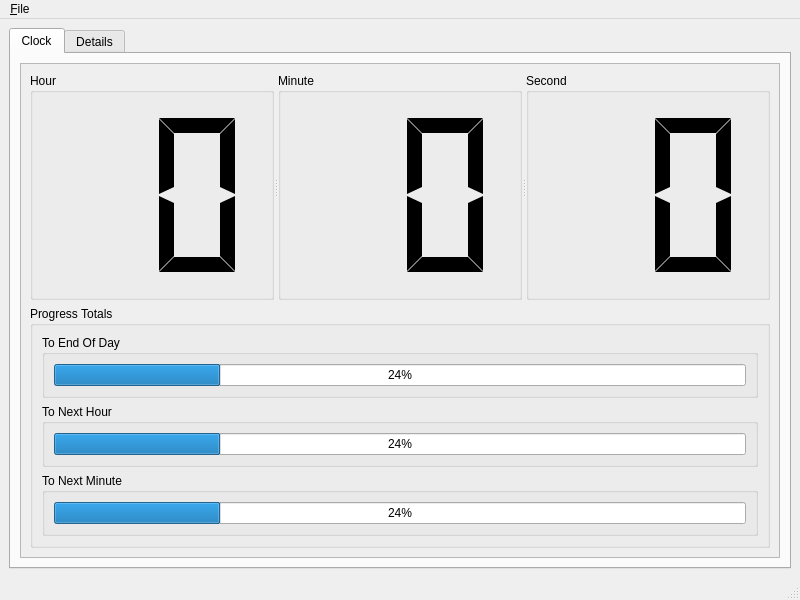
Before: the Qt Designer form app/MainWindow/forms/main.ui in deskos-xp/QtHashTock, drawn with Qt 5.
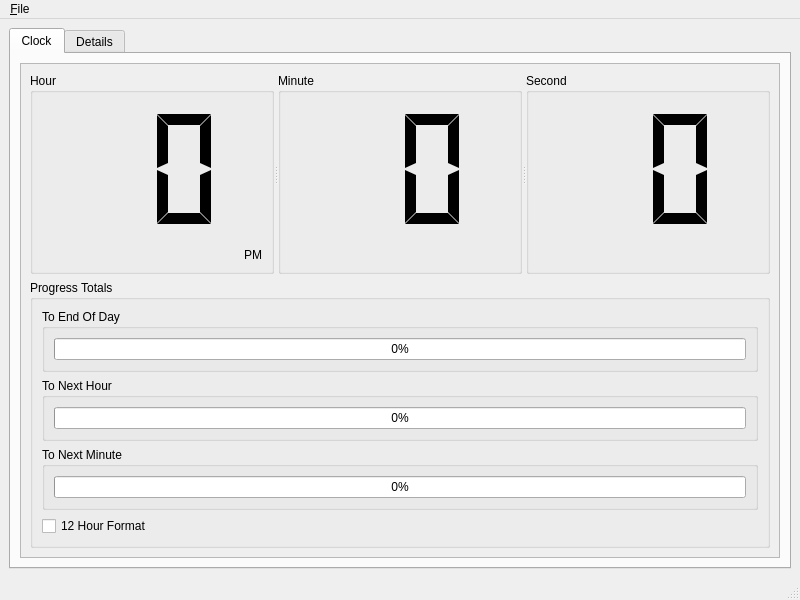
After: the same form once the commit is applied.

Diff of the .ui file:
```diff
--- a/app/MainWindow/forms/main.ui
+++ b/app/MainWindow/forms/main.ui
@@ -40,6 +40,88 @@
             </rect>
            </property>
            <layout class="QGridLayout" name="gridLayout_10">
+            <item row="2" column="0">
+             <widget class="QGroupBox" name="groupBox_4">
+              <property name="title">
+               <string>Progress Totals</string>
+              </property>
+              <layout class="QGridLayout" name="gridLayout_7">
+               <item row="0" column="0">
+                <widget class="QGroupBox" name="groupBox_5">
+                 <property name="minimumSize">
+                  <size>
+                   <width>0</width>
+                   <height>55</height>
+                  </size>
+                 </property>
+                 <property name="title">
+                  <string>To End Of Day</string>
+                 </property>
+                 <layout class="QGridLayout" name="gridLayout_4">
+                  <item row="0" column="0">
+                   <widget class="QProgressBar" name="progressToEndOfDay">
+                    <property name="value">
+                     <number>0</number>
+                    </property>
+                   </widget>
+                  </item>
+                 </layout>
+                </widget>
+               </item>
+               <item row="2" column="0">
+                <widget class="QGroupBox" name="groupBox_7">
+                 <property name="minimumSize">
+                  <size>
+                   <width>0</width>
+                   <height>55</height>
+                  </size>
+                 </property>
+                 <property name="title">
+                  <string>To Next Minute</string>
+                 </property>
+                 <layout class="QGridLayout" name="gridLayout_6">
+                  <item row="0" column="0">
+                   <widget class="QProgressBar" name="progressToNextMinute">
+                    <property name="value">
+                     <number>0</number>
+                    </property>
+                   </widget>
+                  </item>
+                 </layout>
+                </widget>
+               </item>
+               <item row="1" column="0">
+                <widget class="QGroupBox" name="groupBox_6">
+                 <property name="minimumSize">
+                  <size>
+                   <width>0</width>
+                   <height>55</height>
+                  </size>
+                 </property>
+                 <property name="title">
+                  <string>To Next Hour</string>
+                 </property>
+                 <layout class="QGridLayout" name="gridLayout_5">
+                  <item row="0" column="0">
+                   <widget class="QProgressBar" name="progressToNextHour">
+                    <property name="value">
+                     <number>0</number>
+                    </property>
+                   </widget>
+                  </item>
+                 </layout>
+                </widget>
+               </item>
+               <item row="3" column="0">
+                <widget class="QCheckBox" name="hourFMT">
+                 <property name="text">
+                  <string>12 Hour Format</string>
+                 </property>
+                </widget>
+               </item>
+              </layout>
+             </widget>
+            </item>
             <item row="0" column="0">
              <widget class="QSplitter" name="splitter">
               <property name="orientation">
@@ -50,7 +132,7 @@
                 <string>Hour</string>
                </property>
                <layout class="QGridLayout" name="gridLayout">
-                <item row="0" column="0">
+                <item row="0" column="1">
                  <widget class="QLCDNumber" name="hour">
                   <property name="frameShape">
                    <enum>QFrame::NoFrame</enum>
@@ -66,6 +148,22 @@
                   </property>
                  </widget>
                 </item>
+                <item row="1" column="1">
+                 <widget class="QLabel" name="dayStage">
+                  <property name="maximumSize">
+                   <size>
+                    <width>16777215</width>
+                    <height>20</height>
+                   </size>
+                  </property>
+                  <property name="text">
+                   <string>PM</string>
+                  </property>
+                  <property name="alignment">
+                   <set>Qt::AlignBottom|Qt::AlignRight|Qt::AlignTrailing</set>
+                  </property>
+                 </widget>
+                </item>
                </layout>
               </widget>
               <widget class="QGroupBox" name="groupBox_2">
@@ -89,6 +187,19 @@
                   </property>
                  </widget>
                 </item>
+                <item row="1" column="0">
+                 <widget class="QLabel" name="label">
+                  <property name="maximumSize">
+                   <size>
+                    <width>16777215</width>
+                    <height>20</height>
+                   </size>
+                  </property>
+                  <property name="text">
+                   <string/>
+                  </property>
+                 </widget>
+                </item>
                </layout>
               </widget>
               <widget class="QGroupBox" name="groupBox_3">
@@ -118,85 +229,23 @@
                   </property>
                  </widget>
                 </item>
+                <item row="1" column="0">
+                 <widget class="QLabel" name="label_2">
+                  <property name="maximumSize">
+                   <size>
+                    <width>16777215</width>
+                    <height>20</height>
+                   </size>
+                  </property>
+                  <property name="text">
+                   <string/>
+                  </property>
+                 </widget>
+                </item>
                </layout>
               </widget>
              </widget>
             </item>
-            <item row="1" column="0">
-             <widget class="QGroupBox" name="groupBox_4">
-              <property name="title">
-               <string>Progress Totals</string>
-              </property>
-              <layout class="QGridLayout" name="gridLayout_7">
-               <item row="1" column="0">
-                <widget class="QGroupBox" name="groupBox_6">
-                 <property name="minimumSize">
-                  <size>
-                   <width>0</width>
-                   <height>55</height>
-                  </size>
-                 </property>
-                 <property name="title">
-                  <string>To Next Hour</string>
-                 </property>
-                 <layout class="QGridLayout" name="gridLayout_5">
-                  <item row="0" column="0">
-                   <widget class="QProgressBar" name="progressToNextHour">
-                    <property name="value">
-                     <number>24</number>
-                    </property>
-                   </widget>
-                  </item>
-                 </layout>
-                </widget>
-               </item>
-               <item row="0" column="0">
-                <widget class="QGroupBox" name="groupBox_5">
-                 <property name="minimumSize">
-                  <size>
-                   <width>0</width>
-                   <height>55</height>
-                  </size>
-                 </property>
-                 <property name="title">
-                  <string>To End Of Day</string>
-                 </property>
-                 <layout class="QGridLayout" name="gridLayout_4">
-                  <item row="0" column="0">
-                   <widget class="QProgressBar" name="progressToEndOfDay">
-                    <property name="value">
-                     <number>24</number>
-                    </property>
-                   </widget>
-                  </item>
-                 </layout>
-                </widget>
-               </item>
-               <item row="2" column="0">
-                <widget class="QGroupBox" name="groupBox_7">
-                 <property name="minimumSize">
-                  <size>
-                   <width>0</width>
-                   <height>55</height>
-                  </size>
-                 </property>
-                 <property name="title">
-                  <string>To Next Minute</string>
-                 </property>
-                 <layout class="QGridLayout" name="gridLayout_6">
-                  <item row="0" column="0">
-                   <widget class="QProgressBar" name="progressToNextMinute">
-                    <property name="value">
-                     <number>24</number>
-                    </property>
-                   </widget>
-                  </item>
-                 </layout>
-                </widget>
-               </item>
-              </layout>
-             </widget>
-            </item>
            </layout>
           </widget>
          </widget>
```
